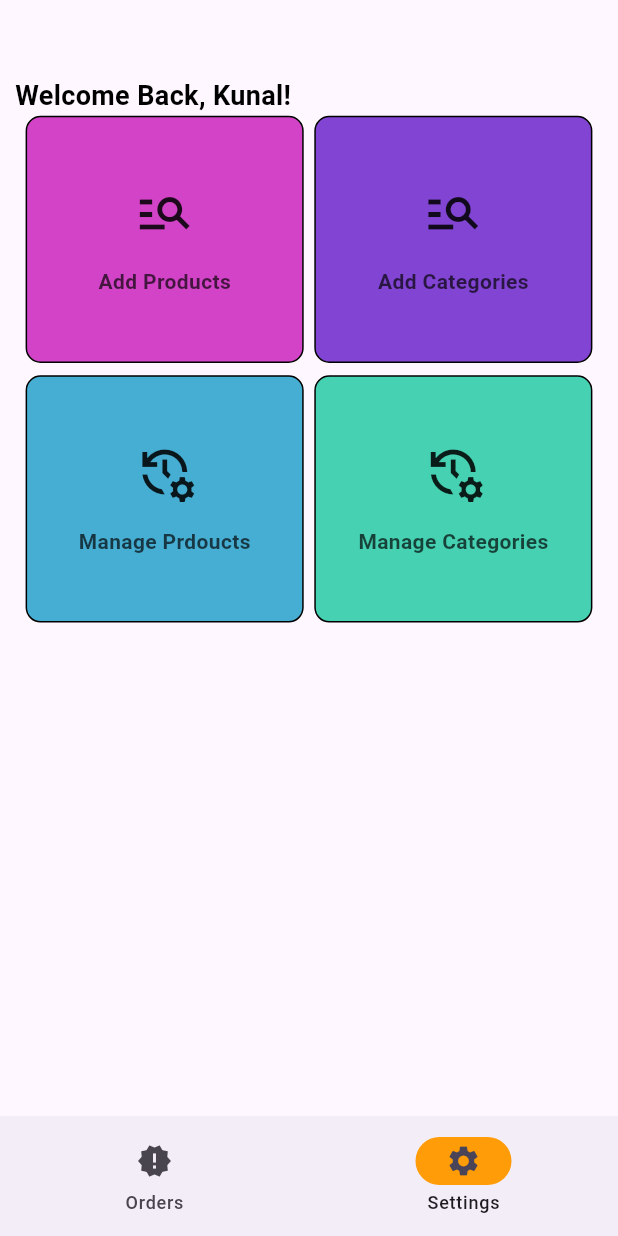
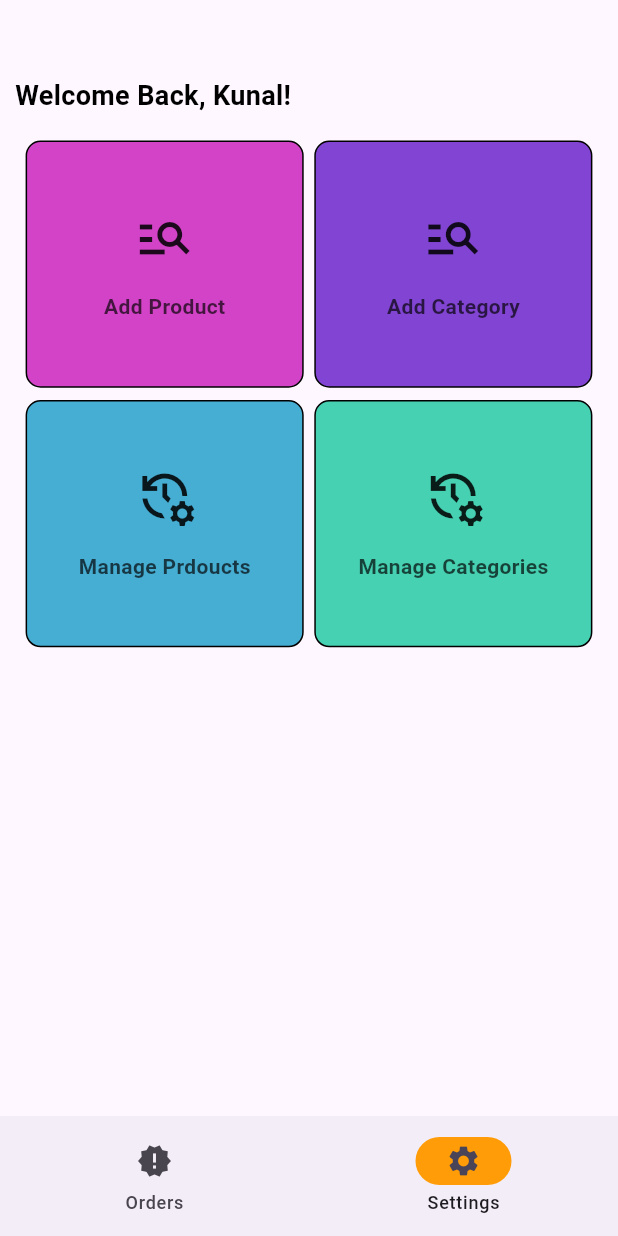
Before and after one commit to sxjal/bygrocerriesadminpanel, a Flutter app: the screen it shows after launch, item 2 of the bottom bar chosen, on a phone screen of 412 x 824 dp. Run offline on Flutter 3.47's test engine with Material 3 defaults, Android fonts, the phone set to English and light mode, and no system bars; our stand-ins replace cloud_firestore, firebase_core, firebase_storage, image_picker; accounts and stored records are empty.

Commit message:
manageproducts screen

```diff
--- a/lib/NewProduct.dart
+++ b/lib/NewProduct.dart
@@ -116,7 +116,7 @@ class _NewProductState extends State<NewProduct> {
                         _productDescriptionController.clear();
                       }
                     },
-                    child: Text('Add Product'),
+                    child: const Text('Add Product'),
                   ),
                 ],
               ),
@@ -128,7 +128,7 @@ class _NewProductState extends State<NewProduct> {
                   FirebaseFirestore.instance.collection('products').snapshots(),
               builder: (context, snapshot) {
                 if (!snapshot.hasData) {
-                  return Center(child: CircularProgressIndicator());
+                  return const Center(child: CircularProgressIndicator());
                 }
 
                 return ListView.builder(
@@ -140,7 +140,7 @@ class _NewProductState extends State<NewProduct> {
                       title: Text(product['productName']),
                       subtitle: Text(product['productDescription']),
                       trailing: IconButton(
-                        icon: Icon(Icons.delete),
+                        icon: const Icon(Icons.delete),
                         onPressed: () {
                           FirebaseFirestore.instance
                               .collection('products')
--- a/lib/settings.dart
+++ b/lib/settings.dart
@@ -1,4 +1,5 @@
-import 'package:bygrocerriesadminpanel/NewProduct.dart';
+import 'package:bygrocerriesadminpanel/manageproducts.dart';
+import 'package:bygrocerriesadminpanel/newproduct.dart';
 import 'package:bygrocerriesadminpanel/addcategory.dart';
 import 'package:bygrocerriesadminpanel/managecategory.dart';
 import 'package:bygrocerriesadminpanel/settingscard.dart';
@@ -28,6 +29,7 @@ class Settings extends StatelessWidget {
               padding: EdgeInsets.only(
                 top: MediaQuery.of(context).size.height * 0.05,
                 left: MediaQuery.of(context).size.height * 0.0,
+                bottom: MediaQuery.of(context).size.height * 0.02,
               ),
               child: const Text(
                 "Welcome Back, Kunal!",
@@ -46,10 +48,9 @@ class Settings extends StatelessWidget {
               children: [
                 SettingsCard(
                   cardIcon: Icons.manage_search,
-                  text: "Add Products",
+                  text: "Add Product",
                   color: const Color.fromARGB(188, 195, 3, 179),
                   onTap: () => {
-                    print("Add Products"),
                     Navigator.push(
                       context,
                       MaterialPageRoute(
@@ -60,10 +61,9 @@ class Settings extends StatelessWidget {
                 ),
                 SettingsCard(
                   cardIcon: Icons.manage_search,
-                  text: "Add Categories",
+                  text: "Add Category",
                   color: const Color.fromARGB(187, 83, 3, 195),
                   onTap: () => {
-                    print("Add Categories"),
                     Navigator.push(
                       context,
                       MaterialPageRoute(
@@ -86,11 +86,10 @@ class Settings extends StatelessWidget {
                   text: "Manage Prdoucts",
                   color: const Color.fromARGB(187, 3, 147, 195),
                   onTap: () => {
-                    print("Manage Products"),
                     Navigator.push(
                       context,
                       MaterialPageRoute(
-                        builder: (context) => const NewProduct(),
+                        builder: (context) => const ManageProducts(),
                       ),
                     ),
                   },
```
Also changed, not shown: lib/manageproducts.dart (+38 -2 lines).
